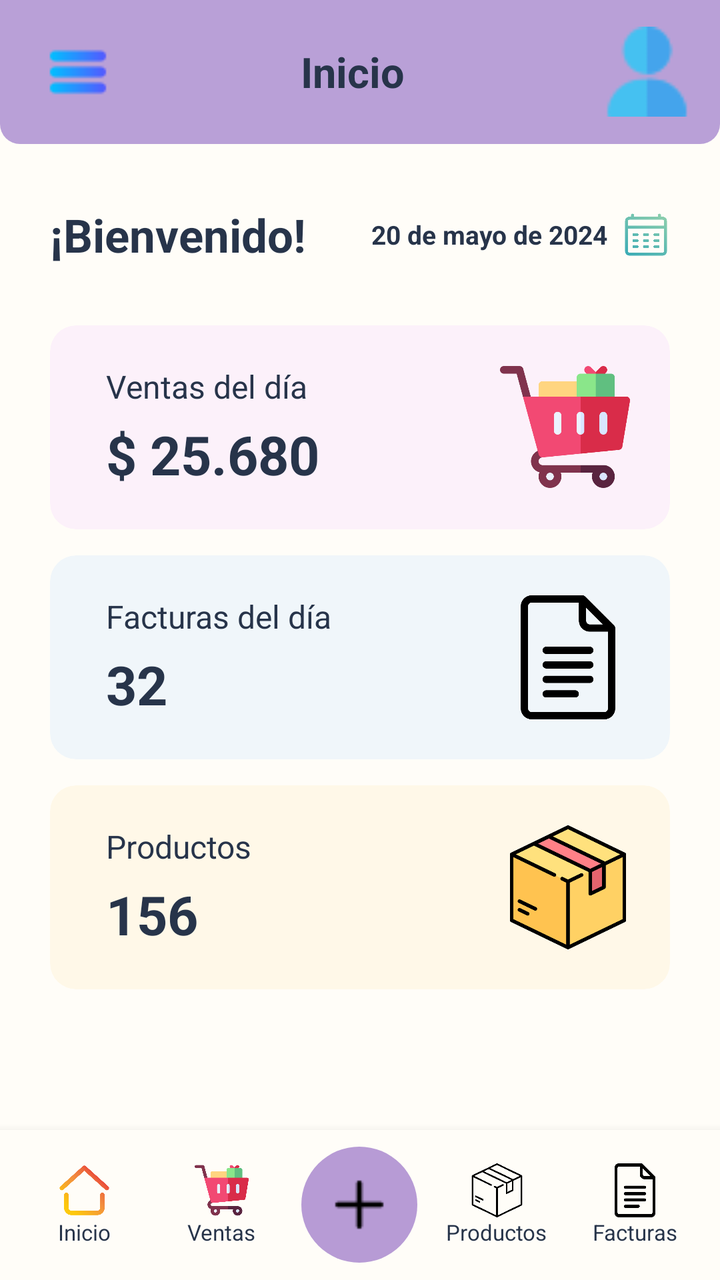
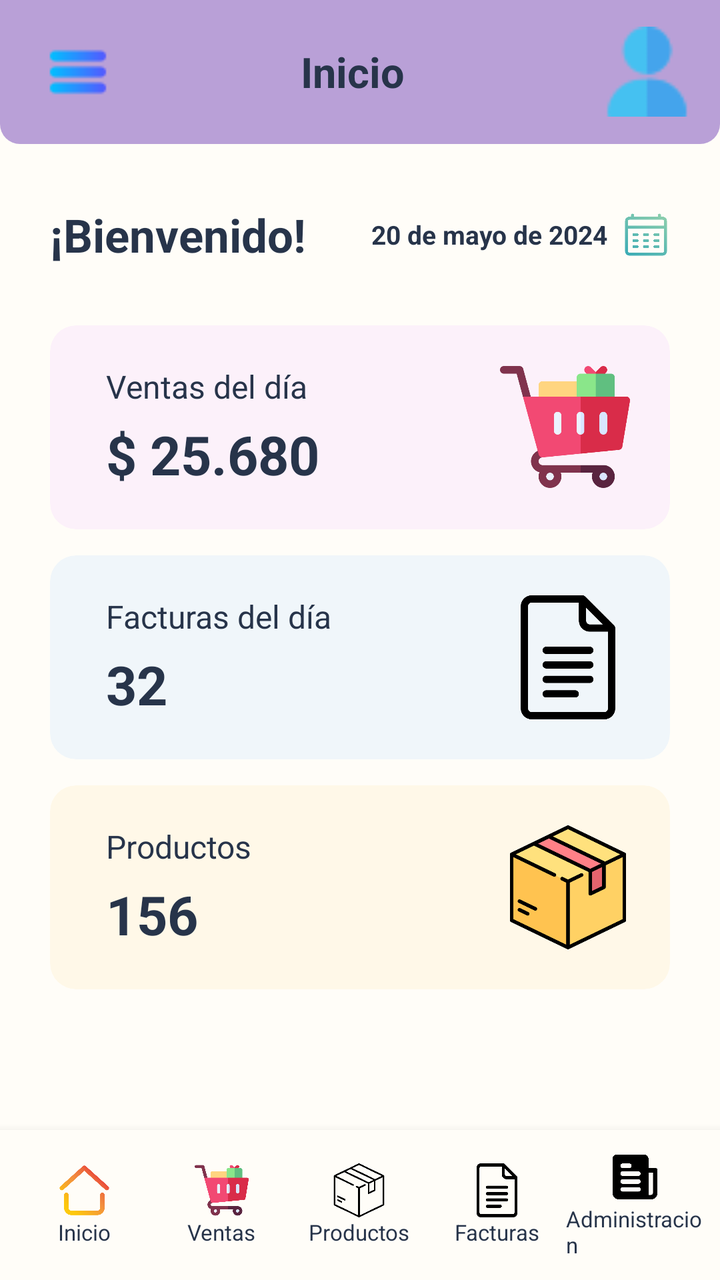

The first picture is an Android layout as it rendered before a commit; the second is the same layout after the commit. The layout source and the unified diff follow.
<!-- AndroidManifest.xml: application theme Theme.Jugueteria -->
<!-- res/layout/activity_home.xml -->
<?xml version="1.0" encoding="utf-8"?>
<androidx.constraintlayout.widget.ConstraintLayout
    xmlns:android="http://schemas.android.com/apk/res/android"
    xmlns:app="http://schemas.android.com/apk/res-auto"
    xmlns:tools="http://schemas.android.com/tools"

    android:layout_width="match_parent"
    android:layout_height="match_parent"
    android:background="#FFFDF8"
    android:id="@+id/main"
    tools:context=".HomeActivity">


    
    
    

    <LinearLayout
        android:id="@+id/topBar"
        android:layout_width="0dp"
        android:layout_height="72dp"

        android:orientation="horizontal"
        android:gravity="center_vertical"

        android:paddingStart="18dp"
        android:paddingEnd="14dp"

        android:background="@drawable/topbar_background"

        app:layout_constraintTop_toTopOf="parent"
        app:layout_constraintStart_toStartOf="parent"
        app:layout_constraintEnd_toEndOf="parent">


        
        <ImageButton
            android:id="@+id/btnMenu"
            android:layout_width="42dp"
            android:layout_height="42dp"

            android:background="@android:color/transparent"
            android:contentDescription="Menú"

            android:padding="7dp"
            android:src="@drawable/ic_menu" />


        
        <Space
            android:layout_width="0dp"
            android:layout_height="1dp"
            android:layout_weight="1" />


        
        <TextView
            android:id="@+id/txtHeaderTitle"
            android:layout_width="wrap_content"
            android:layout_height="wrap_content"

            android:text="Inicio"
            android:textColor="#27344A"
            android:textSize="21sp"
            android:textStyle="bold" />


        
        <Space
            android:layout_width="0dp"
            android:layout_height="1dp"
            android:layout_weight="1" />


        


        
        <ImageView
            android:id="@+id/imgProfile"
            android:layout_width="45dp"
            android:layout_height="45dp"

            android:layout_marginStart="8dp"

            android:contentDescription="Perfil"
            android:scaleType="centerCrop"

            android:src="@drawable/ic_user" />

    </LinearLayout>


    
    
    

    <ScrollView
        android:id="@+id/scrollContent"

        android:layout_width="0dp"
        android:layout_height="0dp"

        android:fillViewport="true"

        android:clipToPadding="false"

        app:layout_constraintTop_toBottomOf="@id/topBar"
        app:layout_constraintBottom_toTopOf="@id/bottomNavigation"
        app:layout_constraintStart_toStartOf="parent"
        app:layout_constraintEnd_toEndOf="parent">


        <LinearLayout
            android:layout_width="match_parent"
            android:layout_height="wrap_content"

            android:orientation="vertical"

            android:paddingStart="25dp"
            android:paddingEnd="25dp"
            android:paddingTop="30dp"
            android:paddingBottom="25dp">


            
            
            

            <LinearLayout
                android:layout_width="match_parent"
                android:layout_height="wrap_content"

                android:orientation="horizontal"
                android:gravity="center_vertical">


                <TextView
                    android:id="@+id/txtWelcome"
                    android:layout_width="0dp"
                    android:layout_height="wrap_content"

                    android:layout_weight="1"

                    android:text="¡Bienvenido!"
                    android:textColor="#27344A"
                    android:textSize="23sp"
                    android:textStyle="bold" />


                <TextView
                    android:id="@+id/txtDate"
                    android:layout_width="wrap_content"
                    android:layout_height="wrap_content"

                    android:text="20 de mayo de 2024"
                    android:textColor="#27344A"
                    android:textSize="13sp"
                    android:textStyle="bold" />


                <ImageView
                    android:id="@+id/imgCalendar"
                    android:layout_width="24dp"
                    android:layout_height="24dp"

                    android:layout_marginStart="7dp"

                    android:src="@drawable/ic_calendar"
                    android:contentDescription="Calendario" />

            </LinearLayout>


            
            
            

            <androidx.cardview.widget.CardView

                android:id="@+id/cardSales"

                android:layout_width="match_parent"
                android:layout_height="102dp"

                android:layout_marginTop="30dp"

                app:cardBackgroundColor="#FCF1FA"
                app:cardCornerRadius="13dp"
                app:cardElevation="0dp">


                <LinearLayout
                    android:layout_width="match_parent"
                    android:layout_height="match_parent"

                    android:orientation="horizontal"
                    android:gravity="center_vertical"

                    android:paddingStart="28dp"
                    android:paddingEnd="20dp">


                    <LinearLayout
                        android:layout_width="0dp"
                        android:layout_height="wrap_content"

                        android:layout_weight="1"
                        android:orientation="vertical">


                        <TextView
                            android:layout_width="wrap_content"
                            android:layout_height="wrap_content"

                            android:text="Ventas del día"
                            android:textColor="#27344A"
                            android:textSize="16sp" />


                        <TextView
                            android:id="@+id/txtSales"
                            android:layout_width="wrap_content"
                            android:layout_height="wrap_content"

                            android:layout_marginTop="5dp"

                            android:text="$ 25.680"
                            android:textColor="#27344A"
                            android:textSize="27sp"
                            android:textStyle="bold" />

                    </LinearLayout>


                    <ImageView
                        android:layout_width="65dp"
                        android:layout_height="65dp"

                        android:src="@drawable/ic_cart"
                        android:contentDescription="@null" />

                </LinearLayout>

            </androidx.cardview.widget.CardView>


            
            
            

            <androidx.cardview.widget.CardView

                android:id="@+id/cardInvoices"

                android:layout_width="match_parent"
                android:layout_height="102dp"

                android:layout_marginTop="13dp"

                app:cardBackgroundColor="#F0F6FA"
                app:cardCornerRadius="13dp"
                app:cardElevation="0dp">


                <LinearLayout
                    android:layout_width="match_parent"
                    android:layout_height="match_parent"

                    android:orientation="horizontal"
                    android:gravity="center_vertical"

                    android:paddingStart="28dp"
                    android:paddingEnd="20dp">


                    <LinearLayout
                        android:layout_width="0dp"
                        android:layout_height="wrap_content"

                        android:layout_weight="1"
                        android:orientation="vertical">


                        <TextView
                            android:layout_width="wrap_content"
                            android:layout_height="wrap_content"

                            android:text="Facturas del día"
                            android:textColor="#27344A"
                            android:textSize="16sp" />


                        <TextView
                            android:id="@+id/txtInvoices"
                            android:layout_width="wrap_content"
                            android:layout_height="wrap_content"

                            android:layout_marginTop="5dp"

                            android:text="32"
                            android:textColor="#27344A"
                            android:textSize="27sp"
                            android:textStyle="bold" />

                    </LinearLayout>


                    <ImageView
                        android:layout_width="62dp"
                        android:layout_height="62dp"

                        android:src="@drawable/ic_document"
                        android:contentDescription="@null" />

                </LinearLayout>

            </androidx.cardview.widget.CardView>


            
            
            

            <androidx.cardview.widget.CardView

                android:id="@+id/cardProducts"

                android:layout_width="match_parent"
                android:layout_height="102dp"

                android:layout_marginTop="13dp"

                app:cardBackgroundColor="#FFF8E8"
                app:cardCornerRadius="13dp"
                app:cardElevation="0dp">


                <LinearLayout
                    android:layout_width="match_parent"
                    android:layout_height="match_parent"

                    android:orientation="horizontal"
                    android:gravity="center_vertical"

                    android:paddingStart="28dp"
                    android:paddingEnd="20dp">


                    <LinearLayout
                        android:layout_width="0dp"
                        android:layout_height="wrap_content"

                        android:layout_weight="1"
                        android:orientation="vertical">


                        <TextView
                            android:layout_width="wrap_content"
                            android:layout_height="wrap_content"

                            android:text="Productos"
                            android:textColor="#27344A"
                            android:textSize="16sp" />


                        <TextView
                            android:id="@+id/txtProducts"
                            android:layout_width="wrap_content"
                            android:layout_height="wrap_content"

                            android:layout_marginTop="5dp"

                            android:text="156"
                            android:textColor="#27344A"
                            android:textSize="27sp"
                            android:textStyle="bold" />

                    </LinearLayout>


                    <ImageView
                        android:layout_width="62dp"
                        android:layout_height="62dp"

                        android:src="@drawable/ic_box"
                        android:contentDescription="@null" />

                </LinearLayout>

            </androidx.cardview.widget.CardView>


            
            
            



        </LinearLayout>

    </ScrollView>


    
    
    

    <LinearLayout
        android:id="@+id/bottomNavigation"

        android:layout_width="0dp"
        android:layout_height="75dp"

        android:orientation="horizontal"
        android:gravity="center_vertical"

        android:background="#FFFDF8"

        android:elevation="8dp"

        android:paddingStart="8dp"
        android:paddingEnd="8dp"

        app:layout_constraintBottom_toBottomOf="parent"
        app:layout_constraintStart_toStartOf="parent"
        app:layout_constraintEnd_toEndOf="parent">


        

        <LinearLayout
            android:id="@+id/navHome"
            android:layout_width="0dp"
            android:layout_height="match_parent"

            android:layout_weight="1"

            android:orientation="vertical"
            android:gravity="center"

            android:clickable="true"
            android:focusable="true">


            <ImageView
                android:layout_width="27dp"
                android:layout_height="27dp"

                android:src="@drawable/ic_home"
                android:contentDescription="Inicio" />


            <TextView
                android:layout_width="wrap_content"
                android:layout_height="wrap_content"

                android:text="Inicio"
                android:textColor="#27344A"
                android:textSize="11sp" />

        </LinearLayout>


        

        <LinearLayout
            android:id="@+id/navSales"
            android:layout_width="0dp"
            android:layout_height="match_parent"

            android:layout_weight="1"

            android:orientation="vertical"
            android:gravity="center"

            android:clickable="true"
            android:focusable="true">


            <ImageView
                android:layout_width="27dp"
                android:layout_height="27dp"

                android:src="@drawable/ic_cart"
                android:contentDescription="Ventas" />


            <TextView
                android:layout_width="wrap_content"
                android:layout_height="wrap_content"

                android:text="Ventas"
                android:textColor="#27344A"
                android:textSize="11sp" />

        </LinearLayout>


        

        <LinearLayout
            android:id="@+id/navAdd"
            android:layout_width="0dp"
            android:layout_height="match_parent"

            android:layout_weight="1"

            android:gravity="center">


            <ImageButton
                android:id="@+id/btnAdd"
                android:layout_width="58dp"
                android:layout_height="58dp"

                android:background="@drawable/add_button"
                android:src="@drawable/ic_add"

                android:contentDescription="Agregar"
                android:padding="15dp" />

        </LinearLayout>


        

        <LinearLayout
            android:id="@+id/navProducts"
            android:layout_width="0dp"
            android:layout_height="match_parent"

            android:layout_weight="1"

            android:orientation="vertical"
            android:gravity="center"

            android:clickable="true"
            android:focusable="true">


            <ImageView
                android:layout_width="27dp"
                android:layout_height="27dp"

                android:src="@drawable/ic_products"
                android:contentDescription="Productos" />


            <TextView
                android:layout_width="wrap_content"
                android:layout_height="wrap_content"

                android:text="Productos"
                android:textColor="#27344A"
                android:textSize="11sp" />

        </LinearLayout>


        

        <LinearLayout
            android:id="@+id/navInvoice"
            android:layout_width="0dp"
            android:layout_height="match_parent"

            android:layout_weight="1"

            android:orientation="vertical"
            android:gravity="center"

            android:clickable="true"
            android:focusable="true">


            <ImageView
                android:layout_width="27dp"
                android:layout_height="27dp"

                android:contentDescription="Más"
                android:src="@drawable/ic_document" />


            <TextView
                android:layout_width="wrap_content"
                android:layout_height="wrap_content"

                android:text="Facturas"
                android:textColor="#27344A"
                android:textSize="11sp" />

        </LinearLayout>

    </LinearLayout>

</androidx.constraintlayout.widget.ConstraintLayout>
<!-- resources referenced by this layout -->
<resources>
  <!-- drawable add_button (drawable) -->
  <?xml version="1.0" encoding="utf-8"?>
  <shape xmlns:android="http://schemas.android.com/apk/res/android"
      android:shape="oval">
  
      <solid android:color="#B79BD5" />
  
  </shape>
  <!-- drawable ic_add: png bitmap (drawable, 279 bytes) -->
  <!-- drawable ic_box: png bitmap (drawable, 19728 bytes) -->
  <!-- drawable ic_calendar: png bitmap (drawable, 23262 bytes) -->
  <!-- drawable ic_cart: png bitmap (drawable, 16656 bytes) -->
  <!-- drawable ic_document: png bitmap (drawable, 7573 bytes) -->
  <!-- drawable ic_home: png bitmap (drawable, 18554 bytes) -->
  <!-- drawable ic_menu: png bitmap (drawable, 505 bytes) -->
  <!-- drawable ic_products: png bitmap (drawable, 12970 bytes) -->
  <!-- drawable ic_user: png bitmap (drawable, 854 bytes) -->
  <!-- drawable topbar_background (drawable) -->
  <?xml version="1.0" encoding="utf-8"?>
  <shape xmlns:android="http://schemas.android.com/apk/res/android">
  
      <solid android:color="#B9A0D7" />
  
      <corners
          android:bottomLeftRadius="10dp"
          android:bottomRightRadius="10dp" />
  
  </shape>
  <style name="Theme.Jugueteria" parent="Theme.AppCompat.Light.NoActionBar" />
</resources>

<!-- the commit's change to res/layout/activity_home.xml (unified diff, before → after) -->
@@ -506,7 +506,8 @@
 
             android:layout_weight="1"
 
-            android:gravity="center">
+            android:gravity="center"
+            android:visibility="gone">
 
 
             <ImageButton
@@ -515,10 +516,10 @@
                 android:layout_height="58dp"
 
                 android:background="@drawable/add_button"
-                android:src="@drawable/ic_add"
-
                 android:contentDescription="Agregar"
-                android:padding="15dp" />
+
+                android:padding="15dp"
+                android:src="@drawable/ic_add" />
 
         </LinearLayout>
 
@@ -592,6 +593,38 @@
 
         </LinearLayout>
 
+        <LinearLayout
+            android:id="@+id/navAdmin"
+            android:layout_width="0dp"
+            android:layout_height="match_parent"
+
+            android:layout_weight="1"
+
+            android:orientation="vertical"
+            android:gravity="center"
+
+            android:clickable="true"
+            android:focusable="true">
+
+
+            <ImageView
+                android:layout_width="27dp"
+                android:layout_height="27dp"
+
+                android:contentDescription="Más"
+                android:src="@drawable/ic_admin" />
+
+
+            <TextView
+                android:layout_width="wrap_content"
+                android:layout_height="wrap_content"
+
+                android:text="Administracion"
+                android:textColor="#27344A"
+                android:textSize="11sp" />
+
+        </LinearLayout>
+
     </LinearLayout>
 
 </androidx.constraintlayout.widget.ConstraintLayout>
<!-- resource entries referenced after the edit -->
@@ -9,6 +9,7 @@
   
   </shape>
   <!-- drawable ic_add: png bitmap (drawable, 279 bytes) -->
+  <!-- drawable ic_admin: png bitmap (drawable, 7337 bytes) -->
   <!-- drawable ic_box: png bitmap (drawable, 19728 bytes) -->
   <!-- drawable ic_calendar: png bitmap (drawable, 23262 bytes) -->
   <!-- drawable ic_cart: png bitmap (drawable, 16656 bytes) -->
